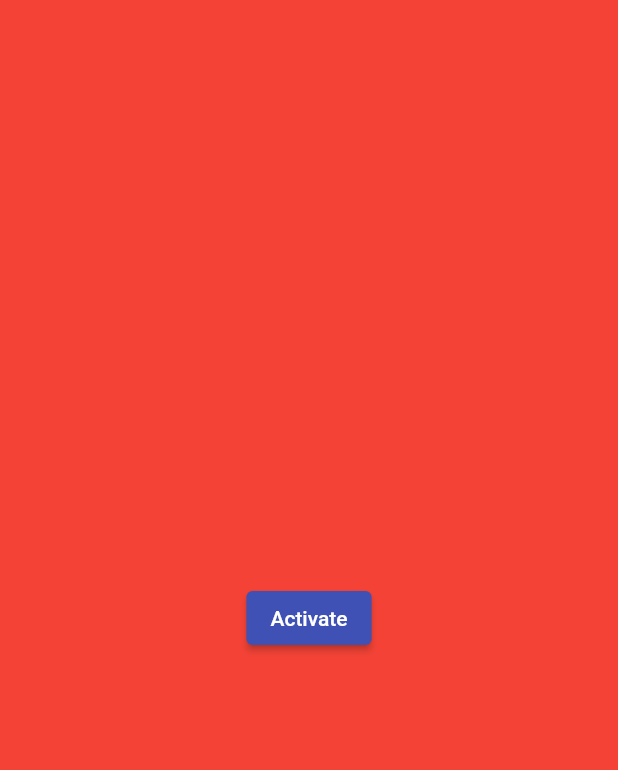
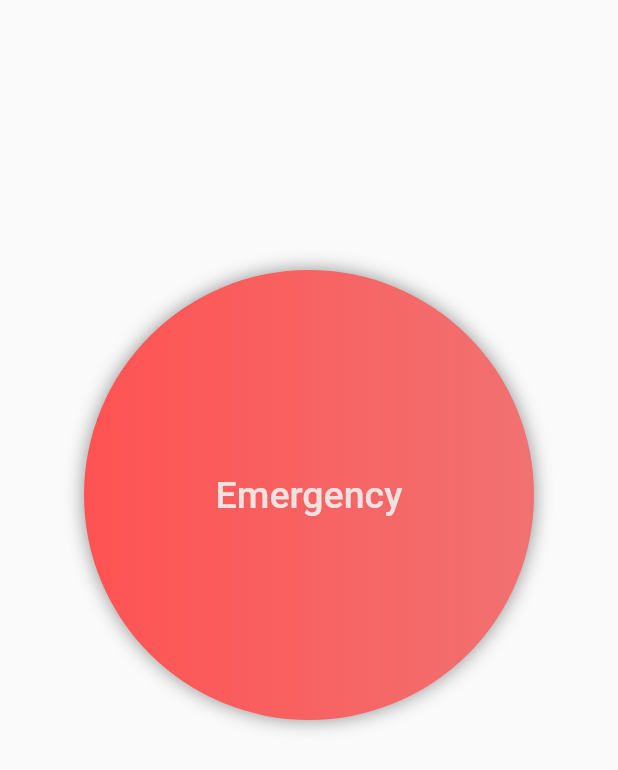
Before and after one commit to riinaaa/RedFlag, a Flutter app: the activatePage screen opened directly, on a phone screen of 412 x 824 dp. Shown: the top 770 px of the screen. Run offline on Flutter 3.47's test engine with Material 2 defaults, Android fonts, the phone set to English and light mode, and no system bars; our stand-ins replace bottom_navy_bar, firebase_auth, firebase_core, fluttertoast, geolocator, google_maps_flutter and 1 more; accounts and stored records are empty.

Commit message:
Emergency button UI

```diff
--- a/redflag/lib/nav_pages_UI/activatePage.dart
+++ b/redflag/lib/nav_pages_UI/activatePage.dart
@@ -11,16 +11,48 @@ class activatePage extends StatefulWidget {
 class _activatePageState extends State<activatePage> {
   @override
   Widget build(BuildContext context) {
-    return Container(
-      child: Scaffold(
-        backgroundColor: Colors.red,
+    return Scaffold(
         body: Center(
-            child: ElevatedButton(
-                onPressed: () {
-                  UserLocation().getLocation();
-                },
-                child: Text('Activate'))),
-      ),
-    );
+      child: Container(
+          alignment: Alignment.center,
+          margin: const EdgeInsets.only(top: 130.0, bottom: 20.0),
+          padding: EdgeInsets.all(50),
+          child: Column(children: [
+            DecoratedBox(
+                decoration: BoxDecoration(
+                    shape: BoxShape.circle,
+                    gradient: LinearGradient(colors: [
+                      Colors.redAccent,
+                      Color.fromARGB(255, 241, 114, 114)
+                      //add more colors
+                    ]),
+                    boxShadow: <BoxShadow>[
+                      BoxShadow(
+                          color: Color.fromARGB(
+                              145, 63, 63, 63), //shadow for button
+                          blurRadius: 10 //blur radius of shadow
+                          )
+                    ]),
+                child: ElevatedButton(
+                  style: ElevatedButton.styleFrom(
+                    primary: Colors.transparent,
+                    onSurface: Colors.transparent,
+                    shadowColor: Colors.transparent,
+                    //make color or elevated button transparent
+                    fixedSize: const Size(500, 300), // button size
+                  ),
+                  onPressed: () {
+                    UserLocation().getLocation();
+                  },
+                  child: new Text(
+                    "Emergency",
+                    style: new TextStyle(
+                      fontSize: 25.0,
+                      color: Color.fromARGB(255, 241, 226, 226),
+                    ),
+                  ),
+                ))
+          ])),
+    ));
   }
 }
```
